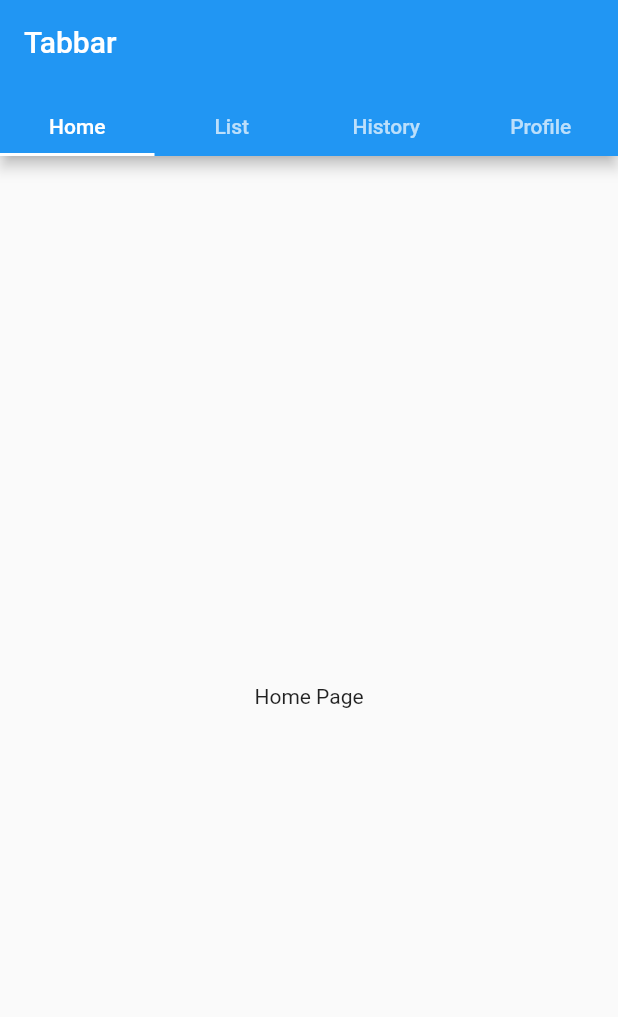
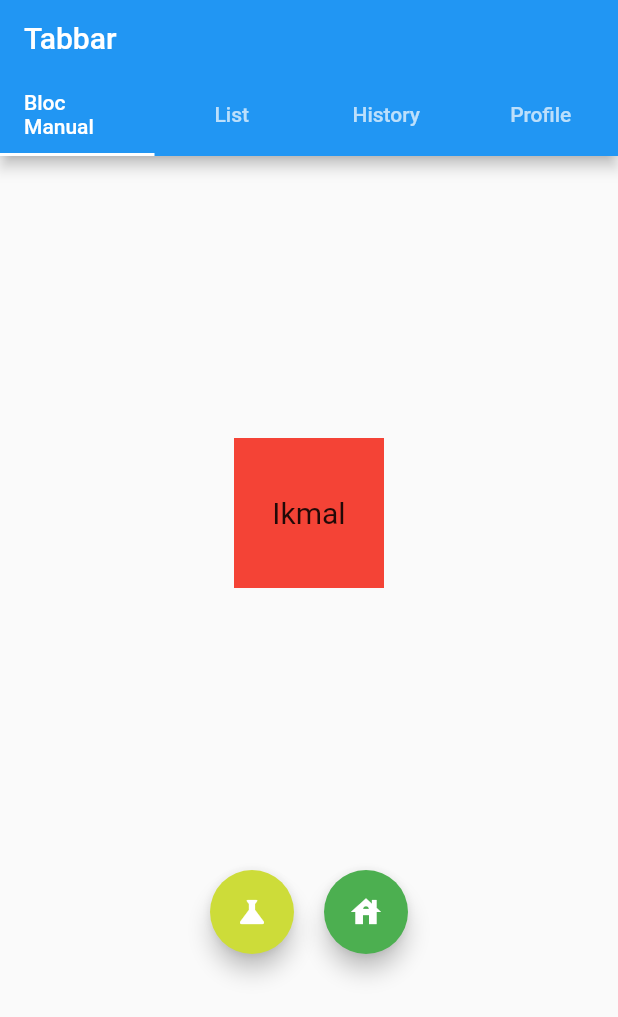
Before and after one commit to Elfeny7/Flutter_Journey, a Flutter app: the screen it shows after launch, on a phone screen of 412 x 824 dp. Shown: the top 1017 px of the screen. Run offline on Flutter 3.47's test engine with Material 2 defaults, Android fonts, the light colour scheme and no system bars.

Commit message:
learn bloc with stream controller and stream builder

```diff
--- /dev/null
+++ b/tabbar_try/lib/bloc_manual/bloc_manual_main.dart
@@ -0,0 +1,79 @@
+import 'package:flutter/material.dart';
+import 'package:tabbar_try/bloc_manual/text_bloc.dart';
+
+class BlocManualMain extends StatefulWidget {
+  const BlocManualMain({super.key});
+
+  @override
+  State<BlocManualMain> createState() => _BlocManualMainState();
+}
+
+class _BlocManualMainState extends State<BlocManualMain> {
+  TextBloc textBloc = TextBloc();
+
+  @override
+  Widget build(BuildContext context) {
+    return Row(
+      mainAxisAlignment: MainAxisAlignment.center,
+      children: [
+        Column(
+          mainAxisAlignment: MainAxisAlignment.spaceEvenly,
+          children: [
+            StreamBuilder(
+              stream: textBloc.stateStream,
+              initialData: "Ikmal",
+              builder: (context, snapshot) {
+                if (snapshot.hasData) {
+                  return Container(
+                    decoration: const BoxDecoration(color: Colors.red),
+                    width: 100,
+                    height: 100,
+                    child: Center(
+                      child: Text(
+                        snapshot.data!,
+                        style: const TextStyle(fontSize: 20),
+                      ),
+                    ),
+                  );
+                } else {
+                  return Container(
+                    decoration: const BoxDecoration(color: Colors.red),
+                    width: 100,
+                    height: 100,
+                    child: const Center(
+                      child: Text(
+                        "Terdapat Null",
+                        style: TextStyle(fontSize: 20),
+                      ),
+                    ),
+                  );
+                }
+              },
+            ),
+            Row(
+              children: [
+                FloatingActionButton(
+                  onPressed: () {
+                    textBloc.eventSink.add(TextEvent.to_ikmal);
+                  },
+                  child: const Icon(Icons.science),
+                  backgroundColor: Colors.lime,
+                ),
+                SizedBox(
+                  width: 20,
+                ),
+                FloatingActionButton(
+                  onPressed: () {
+                    textBloc.eventSink.add(TextEvent.to_faris);
+                  },
+                  child: const Icon(Icons.house),
+                  backgroundColor: Colors.green,
+                ),
+              ],
+            )
+          ],
+        ),
+      ],
+    );
+  }
+}
--- /dev/null
+++ b/tabbar_try/lib/bloc_manual/text_bloc.dart
@@ -0,0 +1,32 @@
+import 'dart:async';
+
+enum TextEvent { to_ikmal, to_faris }
+
+class TextBloc {
+  String _text = "Ikmal";
+
+  StreamController<TextEvent> _eventController = StreamController<TextEvent>();
+  StreamSink<TextEvent> get eventSink => _eventController.sink;
+
+  StreamController<String> _stateController = StreamController<String>();
+  StreamSink<String> get _stateSink => _stateController.sink;
+  Stream<String> get stateStream => _stateController.stream;
+
+  void _mapEventToState(TextEvent _textEvent) {
+    if (_textEvent == TextEvent.to_ikmal) {
+      _text = "Ikmal";
+    } else {
+      _text = "Faris";
+    }
+    _stateSink.add(_text);
+  }
+
+  TextBloc() {
+    _eventController.stream.listen((_mapEventToState));
+  }
+
+  void dispose() {
+    _eventController.close();
+    _stateController.close();
+  }
+}
--- a/tabbar_try/lib/main.dart
+++ b/tabbar_try/lib/main.dart
@@ -1,4 +1,5 @@
 import 'package:flutter/material.dart';
+import 'package:tabbar_try/bloc_manual/bloc_manual_main.dart';
 
 void main() {
   runApp(const MainApp());
@@ -18,8 +19,8 @@ class MainApp extends StatelessWidget {
             bottom: const TabBar(
               tabs: [
                 Padding(
-                  padding: EdgeInsets.all(10.0),
-                  child: Text('Home'),
+                  padding: EdgeInsets.only(bottom: 10, top: 10),
+                  child: Text('Bloc Manual'),
                 ),
                 Padding(
                   padding: EdgeInsets.all(10.0),
@@ -36,10 +37,10 @@ class MainApp extends StatelessWidget {
               ],
             ),
           ),
-          body: const TabBarView(
+          body:TabBarView(
             children: [
               Center(
-                child: Text('Home Page'),
+                child: BlocManualMain(),
               ),
               Center(
                 child: Text('List Page'),
```
